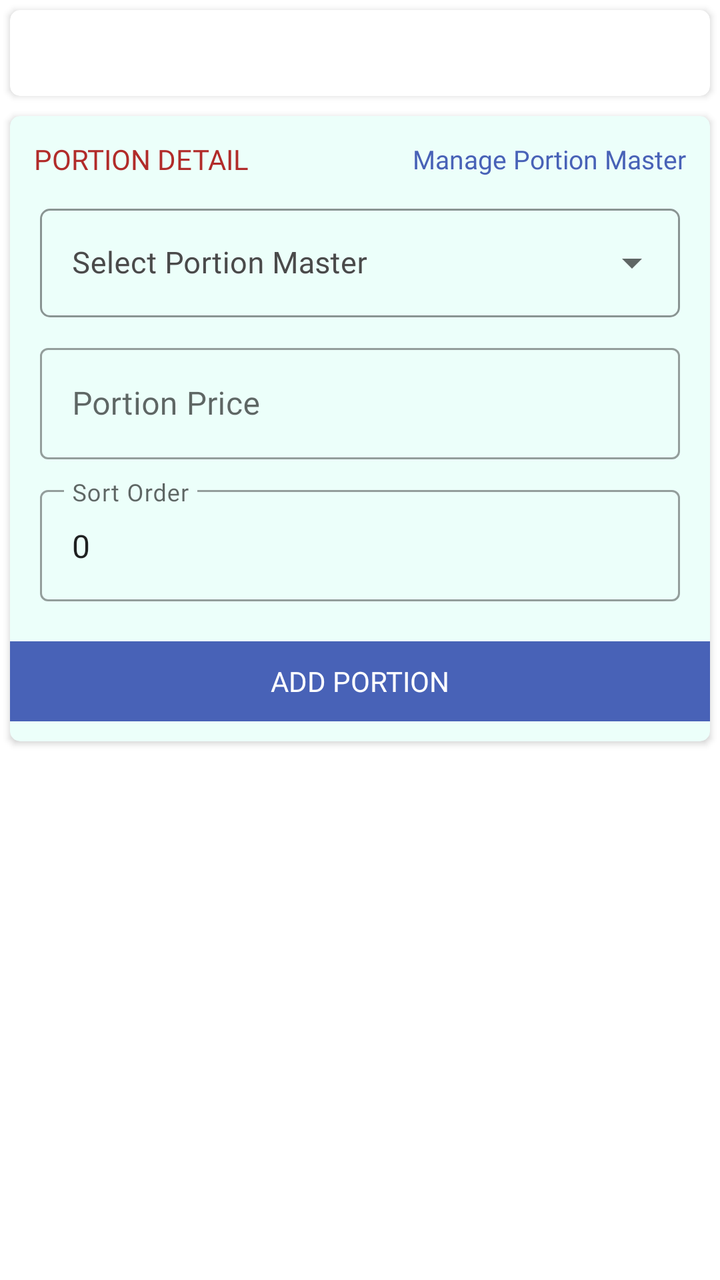
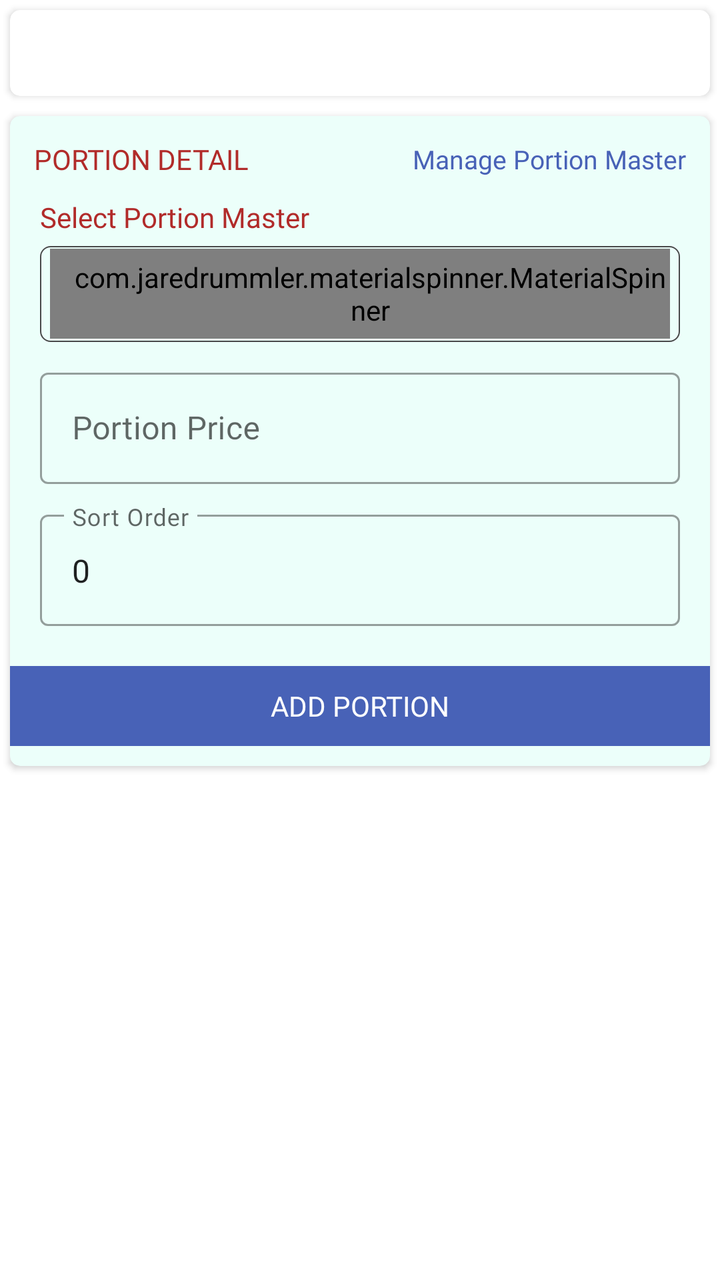

The first picture is an Android layout as it rendered before a commit; the second is the same layout after the commit. The layout source and the unified diff follow.
<!-- AndroidManifest.xml: application theme AppTheme -->
<!-- res/layout/fragment_manage_customer_product_portions.xml -->
<?xml version="1.0" encoding="utf-8"?>
<LinearLayout xmlns:android="http://schemas.android.com/apk/res/android"
    xmlns:app="http://schemas.android.com/apk/res-auto"
    xmlns:tools="http://schemas.android.com/tools"
    android:layout_width="match_parent"
    android:layout_height="match_parent"
    android:orientation="vertical"
    tools:context=".Fragment.ManageCustomerProductPortions">

    <androidx.core.widget.NestedScrollView
        android:layout_width="match_parent"
        android:layout_height="match_parent">

        <LinearLayout
            android:layout_width="match_parent"
            android:layout_height="wrap_content"
            android:orientation="vertical">

            <androidx.cardview.widget.CardView
                android:layout_width="match_parent"
                android:layout_height="wrap_content"
                android:layout_margin="5dp"
                app:cardCornerRadius="5dp">

                <TextView
                    android:id="@+id/productInfo"
                    android:layout_width="match_parent"
                    android:layout_height="wrap_content"
                    android:fontFamily="@font/poppinsmedium"
                    android:gravity="center"
                    android:padding="12dp"
                    android:textColor="@color/black" />

            </androidx.cardview.widget.CardView>

            <androidx.cardview.widget.CardView
                android:layout_width="match_parent"
                android:layout_height="wrap_content"
                android:layout_margin="5dp"
                app:cardBackgroundColor="#ecfffa"
                app:cardCornerRadius="5dp">

                <LinearLayout
                    android:layout_width="match_parent"
                    android:layout_height="wrap_content"
                    android:orientation="vertical"
                    android:paddingBottom="10dp">

                    <RelativeLayout
                        android:layout_width="match_parent"
                        android:layout_height="wrap_content"
                        android:layout_marginTop="12dp"
                        android:paddingStart="12dp"
                        android:paddingEnd="12dp">

                        <TextView
                            android:layout_width="wrap_content"
                            android:layout_height="wrap_content"
                            android:layout_centerVertical="true"
                            android:fontFamily="@font/poppinsbold"
                            android:text="PORTION DETAIL"
                            android:textColor="@color/textcolor" />

                        <TextView
                            android:id="@+id/managePortionMaster"
                            android:layout_width="wrap_content"
                            android:layout_height="wrap_content"
                            android:layout_alignParentEnd="true"
                            android:layout_centerVertical="true"
                            android:fontFamily="@font/poppinsmedium"
                            android:text="Manage Portion Master"
                            android:textColor="@color/colorPrimary"
                            android:textSize="13sp" />

                    </RelativeLayout>

                    <LinearLayout
                        android:id="@+id/portionMasterSection"
                        android:layout_width="match_parent"
                        android:layout_height="wrap_content"
                        android:orientation="vertical">

                        <com.google.android.material.textfield.TextInputLayout
                            style="@style/CustomDropDownTilStyle"
                            android:layout_marginStart="15dp"
                            android:layout_marginTop="10dp"
                            android:layout_marginEnd="15dp"
                            android:hint="Select Portion Master">

                            <AutoCompleteTextView
                                android:id="@+id/portionMasterSpinner"
                                android:layout_width="match_parent"
                                android:layout_height="wrap_content"
                                android:focusable="false"
                                android:fontFamily="@font/poppinsregular"
                                android:inputType="none"
                                android:singleLine="true"
                                android:textSize="15sp" />

                        </com.google.android.material.textfield.TextInputLayout>

                    </LinearLayout>

                    <com.google.android.material.textfield.TextInputLayout
                        style="@style/Widget.MaterialComponents.TextInputLayout.OutlinedBox"
                        android:layout_width="match_parent"
                        android:layout_height="wrap_content"
                        android:layout_marginStart="15dp"
                        android:layout_marginTop="10dp"
                        android:layout_marginEnd="15dp">

                        <com.google.android.material.textfield.TextInputEditText
                            android:id="@+id/portionPrice"
                            android:layout_width="match_parent"
                            android:layout_height="wrap_content"
                            android:fontFamily="@font/poppinsregular"
                            android:hint="Portion Price"
                            android:inputType="numberDecimal"
                            android:singleLine="true" />

                    </com.google.android.material.textfield.TextInputLayout>

                    <com.google.android.material.textfield.TextInputLayout
                        style="@style/Widget.MaterialComponents.TextInputLayout.OutlinedBox"
                        android:layout_width="match_parent"
                        android:layout_height="wrap_content"
                        android:layout_marginStart="15dp"
                        android:layout_marginTop="10dp"
                        android:layout_marginEnd="15dp">

                        <com.google.android.material.textfield.TextInputEditText
                            android:id="@+id/portionSortOrder"
                            android:layout_width="match_parent"
                            android:layout_height="wrap_content"
                            android:fontFamily="@font/poppinsregular"
                            android:hint="Sort Order"
                            android:inputType="number"
                            android:singleLine="true"
                            android:text="0" />

                    </com.google.android.material.textfield.TextInputLayout>

                    <TextView
                        android:id="@+id/addPortion"
                        android:layout_width="match_parent"
                        android:layout_height="40dp"
                        android:layout_marginTop="20dp"
                        android:background="@color/colorPrimary"
                        android:fontFamily="@font/poppinsmedium"
                        android:gravity="center"
                        android:text="Add Portion"
                        android:textAllCaps="true"
                        android:textColor="@color/white" />

                </LinearLayout>

            </androidx.cardview.widget.CardView>

            <androidx.cardview.widget.CardView
                android:id="@+id/portionListCardView"
                android:layout_width="match_parent"
                android:layout_height="wrap_content"
                android:layout_margin="5dp"
                android:visibility="gone"
                app:cardCornerRadius="5dp">

                <androidx.recyclerview.widget.RecyclerView
                    android:id="@+id/portionRecyclerview"
                    android:layout_width="match_parent"
                    android:layout_height="wrap_content"
                    android:nestedScrollingEnabled="false"
                    android:padding="5dp" />

            </androidx.cardview.widget.CardView>

        </LinearLayout>

    </androidx.core.widget.NestedScrollView>

    <TextView
        android:id="@+id/noDataFound"
        android:layout_width="wrap_content"
        android:layout_height="wrap_content"
        android:layout_gravity="center"
        android:layout_marginTop="80dp"
        android:fontFamily="@font/poppinsmedium"
        android:gravity="center"
        android:text="No portions found"
        android:textColor="@color/black"
        android:visibility="gone" />

</LinearLayout>
<!-- resources referenced by this layout -->
<resources>
  <color name="black">#000</color>
  <color name="colorPrimary">#4862b7</color>
  <color name="textcolor">#b12b2a</color>
  <color name="white">#fff</color>
  <style name="CustomDropDownTilStyle" parent="Widget.MaterialComponents.TextInputLayout.OutlinedBox.ExposedDropdownMenu">
          <item name="android:layout_width">match_parent</item>
          <item name="android:layout_height">wrap_content</item>
          <item name="android:textColorHint">@color/light_black</item>
          <item name="fontFamily">@font/poppinsregular</item>
          <item name="android:textSize">15sp</item>
          <item name="overlapAnchor">true</item>
          <item name="hintTextColor">@color/colorAccent</item>
          <item name="boxStrokeColor">@color/colorAccent</item>
          <item name="colorControlNormal">@color/colorAccent</item>
          <item name="colorControlActivated">@color/colorAccent</item>
          <item name="colorControlHighlight">@color/colorAccent</item>
          <item name="boxCornerRadiusBottomEnd">5dp</item>
          <item name="boxCornerRadiusBottomStart">5dp</item>
          <item name="boxCornerRadiusTopEnd">5dp</item>
          <item name="boxCornerRadiusTopStart">5dp</item>
      </style>
  <style name="AppTheme" parent="Theme.MaterialComponents.DayNight.NoActionBar">
          
          <item name="colorPrimary">@color/colorPrimary</item>
          <item name="colorPrimaryDark">@color/colorPrimary</item>
          <item name="colorAccent">@color/colorAccent</item>
          <item name="android:windowIsTranslucent">true</item>
          <item name="windowNoTitle">true</item>
          <item name="windowActionBar">false</item>
  
      </style>
  <color name="light_black">#4a4a4a</color>
  <color name="colorAccent">#000</color>
</resources>

<!-- the commit's change to res/layout/fragment_manage_customer_product_portions.xml (unified diff, before → after) -->
@@ -80,24 +80,38 @@
                         android:layout_height="wrap_content"
                         android:orientation="vertical">
 
-                        <com.google.android.material.textfield.TextInputLayout
-                            style="@style/CustomDropDownTilStyle"
+                        <TextView
+                            android:layout_width="wrap_content"
+                            android:layout_height="wrap_content"
                             android:layout_marginStart="15dp"
                             android:layout_marginTop="10dp"
+                            android:fontFamily="@font/poppinsregular"
+                            android:text="Select Portion Master"
+                            android:textColor="@color/textcolor" />
+
+                        <LinearLayout
+                            android:layout_width="match_parent"
+                            android:layout_height="48dp"
+                            android:layout_marginStart="15dp"
+                            android:layout_marginTop="5dp"
                             android:layout_marginEnd="15dp"
-                            android:hint="Select Portion Master">
-
-                            <AutoCompleteTextView
+                            android:background="@drawable/button_rounded_border"
+                            android:orientation="horizontal">
+
+                            <com.jaredrummler.materialspinner.MaterialSpinner
                                 android:id="@+id/portionMasterSpinner"
                                 android:layout_width="match_parent"
-                                android:layout_height="wrap_content"
-                                android:focusable="false"
+                                android:layout_height="45dp"
+                                android:layout_gravity="center"
+                                android:layout_margin="5dp"
                                 android:fontFamily="@font/poppinsregular"
-                                android:inputType="none"
-                                android:singleLine="true"
-                                android:textSize="15sp" />
-
-                        </com.google.android.material.textfield.TextInputLayout>
+                                android:gravity="center|start"
+                                android:paddingStart="10dp"
+                                android:textColor="@color/black"
+                                android:textSize="15sp"
+                                app:ms_hint="Select Portion Master" />
+
+                        </LinearLayout>
 
                     </LinearLayout>
 
<!-- resource entries referenced after the edit -->
@@ -4,23 +4,14 @@
   <color name="colorPrimary">#4862b7</color>
   <color name="textcolor">#b12b2a</color>
   <color name="white">#fff</color>
-  <style name="CustomDropDownTilStyle" parent="Widget.MaterialComponents.TextInputLayout.OutlinedBox.ExposedDropdownMenu">
-          <item name="android:layout_width">match_parent</item>
-          <item name="android:layout_height">wrap_content</item>
-          <item name="android:textColorHint">@color/light_black</item>
-          <item name="fontFamily">@font/poppinsregular</item>
-          <item name="android:textSize">15sp</item>
-          <item name="overlapAnchor">true</item>
-          <item name="hintTextColor">@color/colorAccent</item>
-          <item name="boxStrokeColor">@color/colorAccent</item>
-          <item name="colorControlNormal">@color/colorAccent</item>
-          <item name="colorControlActivated">@color/colorAccent</item>
-          <item name="colorControlHighlight">@color/colorAccent</item>
-          <item name="boxCornerRadiusBottomEnd">5dp</item>
-          <item name="boxCornerRadiusBottomStart">5dp</item>
-          <item name="boxCornerRadiusTopEnd">5dp</item>
-          <item name="boxCornerRadiusTopStart">5dp</item>
-      </style>
+  <!-- drawable button_rounded_border (drawable) -->
+  <?xml version="1.0" encoding="utf-8"?>
+  <shape xmlns:android="http://schemas.android.com/apk/res/android">
+      <stroke
+          android:width="0.7dp"
+          android:color="@color/light_black" />
+      <corners android:radius="5dp" />
+  </shape>
   <style name="AppTheme" parent="Theme.MaterialComponents.DayNight.NoActionBar">
           
           <item name="colorPrimary">@color/colorPrimary</item>
